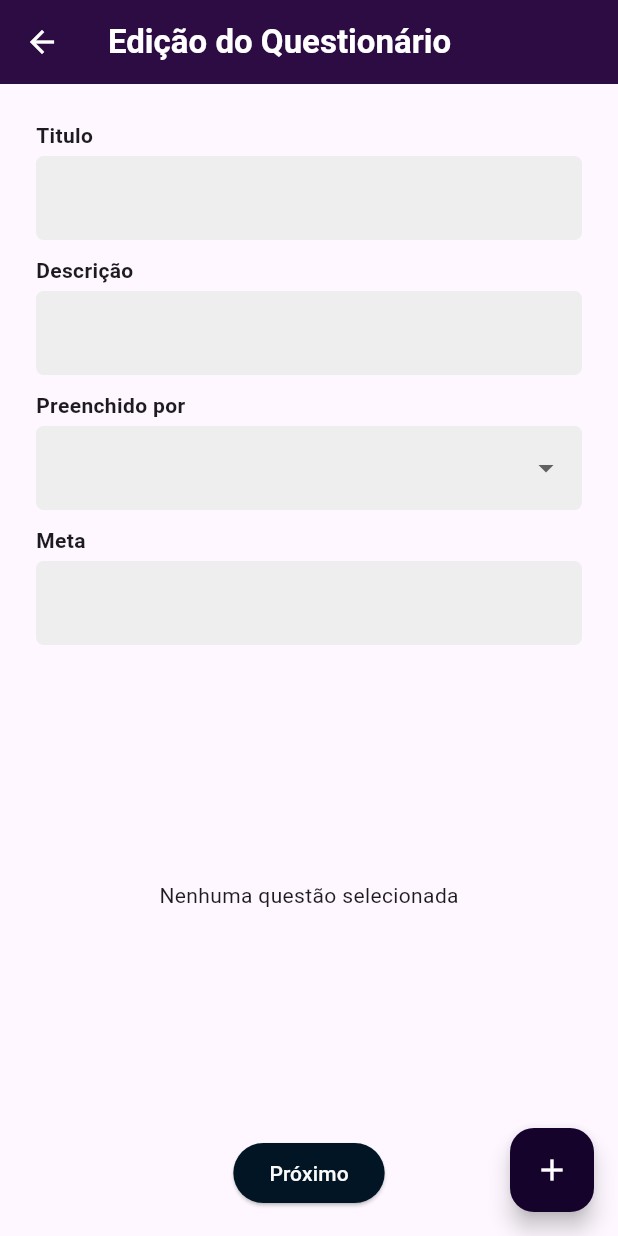
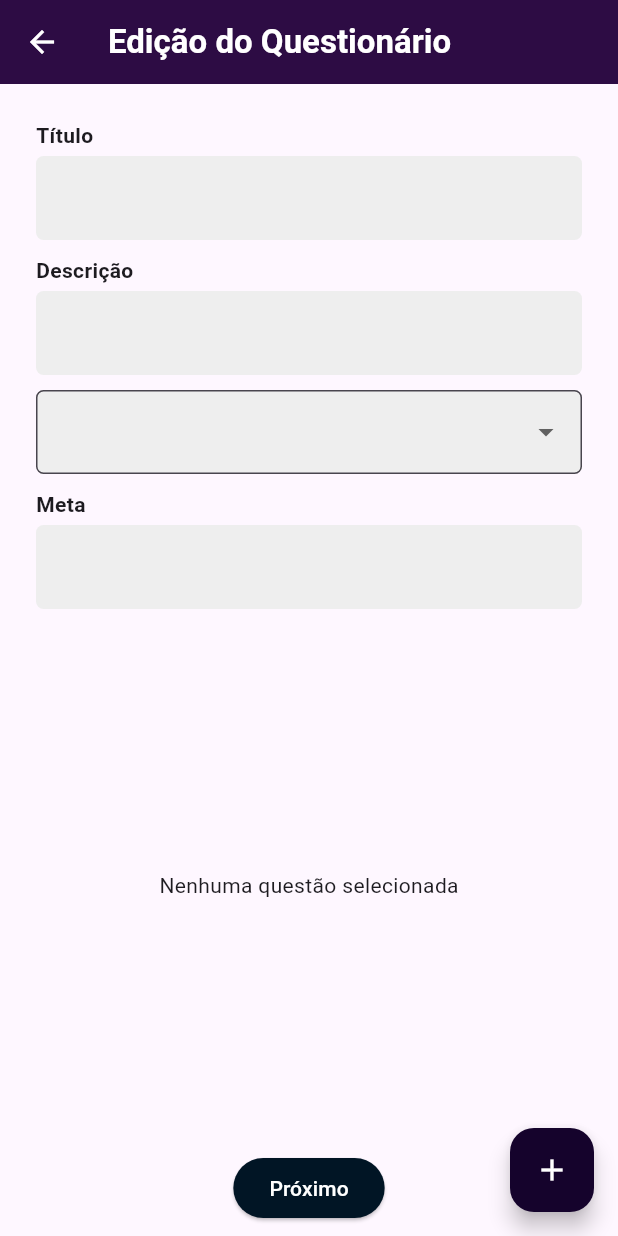
Before and after one commit to RayDaBahia/Engenharia-de-Software, a Flutter app: the EdicaoQuestionario screen opened by its route, on a phone screen of 412 x 824 dp. Run offline on Flutter 3.47's test engine with Material 3 defaults, Android fonts, the phone set to English and light mode, and no system bars; our stand-ins replace cloud_firestore, firebase_auth, firebase_core, google_sign_in, hive, hive_flutter and 1 more; accounts and stored records are empty.

Commit message:
Alguns progressos na tela de formulário

```diff
--- a/uesb_forms/lib/Modelo/Questionario.dart
+++ b/uesb_forms/lib/Modelo/Questionario.dart
@@ -15,9 +15,9 @@ class Questionario {
   @HiveField(5)
   bool _ativo;
   @HiveField(6)
-  DateTime? _prazo;
+  DateTime? _prazo; // O campo prazo agora é opcional (nullable)
   @HiveField(7)
-  DateTime? _dataPublicacao;
+  DateTime? _dataPublicacao; // O campo dataPublicacao agora é opcional (nullable)
   @HiveField(8)
   List<String> _entrevistadores;
   @HiveField(9)
@@ -34,6 +34,8 @@ class Questionario {
   int _meta;
   @HiveField(15)
   String? _liderNome; // Novo campo para o nome do líder
+  @HiveField(16)
+  DateTime _dataCriacao; // Novo campo para a data de criação
 
   // Tornando todos os parâmetros opcionais com valores padrão
   Questionario({
@@ -44,8 +46,8 @@ class Questionario {
     bool publicado = false,
     bool visivel = false,
     bool ativo = false,
-    DateTime? prazo,
-    DateTime? dataPublicacao,
+    DateTime? prazo, // Agora o prazo é opcional
+    DateTime? dataPublicacao, // Agora o dataPublicacao é opcional
     List<String> entrevistadores = const [],
     String? link,
     bool aplicado = false,
@@ -53,6 +55,7 @@ class Questionario {
     String? senha,
     int meta = 0,
     String? liderNome, // Novo campo no construtor
+    DateTime? dataCriacao, // Novo campo no construtor
   })  : _id = id,
         _nome = nome,
         _tipoAplicacao = tipoAplicacao,
@@ -68,7 +71,8 @@ class Questionario {
         _liderId = liderId,
         _senha = senha,
         _meta = meta,
-        _liderNome = liderNome;
+        _liderNome = liderNome,
+        _dataCriacao = dataCriacao ?? DateTime.now(); // Define dataCriacao como agora se não for fornecida
 
   // Método para copiar o objeto com novos valores
   Questionario copyWith({
@@ -88,6 +92,7 @@ class Questionario {
     String? senha,
     int? meta,
     String? liderNome,
+    DateTime? dataCriacao,
   }) {
     return Questionario(
       id: id ?? _id,
@@ -106,11 +111,11 @@ class Questionario {
       senha: senha ?? _senha,
       meta: meta ?? _meta,
       liderNome: liderNome ?? _liderNome,
+      dataCriacao: dataCriacao ?? _dataCriacao,
     );
   }
 
   // Métodos Getters e Setters
-
   String get id => _id;
   String get nome => _nome;
   String get descricao => _descricao;
@@ -126,7 +131,8 @@ class Questionario {
   String? get senha => _senha;
   String get tipoAplicacao => _tipoAplicacao;
   int get meta => _meta;
-  String? get liderNome => _liderNome; // Novo getter
+  String? get liderNome => _liderNome;
+  DateTime get dataCriacao => _dataCriacao; // Getter para dataCriacao
 
   set id(String value) => _id = value;
   set nome(String value) => _nome = value;
@@ -143,7 +149,8 @@ class Questionario {
   set senha(String? value) => _senha = value;
   set tipoAplicacao(String value) => _tipoAplicacao = value;
   set meta(int value) => _meta = value;
-  set liderNome(String? value) => _liderNome = value; // Novo setter
+  set liderNome(String? value) => _liderNome = value;
+  set dataCriacao(DateTime value) => _dataCriacao = value; // Setter para dataCriacao
 
   // Método para converter para Map
   Map<String, dynamic> toMap() {
@@ -163,7 +170,8 @@ class Questionario {
       'senha': _senha,
       'tipoAplicacao': _tipoAplicacao,
       'meta': _meta,
-      'liderNome': _liderNome, // Adicionando o novo campo ao Map
+      'liderNome': _liderNome,
+      'dataCriacao': _dataCriacao.toIso8601String(), // Adicionando a data de criação ao Map
     };
   }
 
@@ -187,7 +195,10 @@ class Questionario {
       liderId: map['liderId'],
       senha: map['senha'] ?? '',
       meta: map['meta'] ?? 0,
-      liderNome: map['liderNome'], // Pegando o nome do líder do Map
+      liderNome: map['liderNome'],
+      dataCriacao: map['dataCriacao'] != null
+          ? DateTime.parse(map['dataCriacao'])
+          : DateTime.now(), // Definir data de criação como agora se não existir
     );
   }
 }
--- a/uesb_forms/lib/Telas/Formulario/EdicaoQuestionario.dart
+++ b/uesb_forms/lib/Telas/Formulario/EdicaoQuestionario.dart
@@ -1,30 +1,27 @@
 import 'package:flutter/material.dart';
 import 'package:provider/provider.dart';
+import 'package:flutter/services.dart';
 import 'package:uesb_forms/Componentes/Formulario/QuestaoWidgetForm.dart';
 import 'package:uesb_forms/Controle_Modelo/questionario_list.dart';
 import 'package:uesb_forms/Modelo/Banco.dart';
 import 'package:uesb_forms/Modelo/questao.dart';
 import 'package:uesb_forms/Utils/rotas.dart';
-import 'package:flutter/services.dart';
 
 class EdicaoQuestionario extends StatefulWidget {
-
   final Banco? banco;
 
-  const EdicaoQuestionario({super.key,  this.banco});
+  const EdicaoQuestionario({super.key, this.banco});
 
   @override
   _EdicaoQuestionarioState createState() => _EdicaoQuestionarioState();
 }
 
 class _EdicaoQuestionarioState extends State<EdicaoQuestionario> {
-  late List<Questao> _questoesSelecionadas=[];
+  late List<Questao> _questoesSelecionadas = [];
   final TextEditingController _nomeController = TextEditingController();
   final TextEditingController _descricaoController = TextEditingController();
   final TextEditingController _metaController = TextEditingController();
   String? _preenchidoPor;
-
-
 
   @override
   void dispose() {
@@ -35,7 +32,6 @@ class _EdicaoQuestionarioState extends State<EdicaoQuestionario> {
   }
 
   void _adicionarMaisQuestoes(BuildContext context) {
-
     Navigator.of(context).pushNamed(
       Rotas.MEUS_BANCOS,
       arguments: {'isFormulario': true},
@@ -44,7 +40,7 @@ class _EdicaoQuestionarioState extends State<EdicaoQuestionario> {
 
   @override
   Widget build(BuildContext context) {
-    _questoesSelecionadas= Provider.of<QuestionarioList>(context, listen: true).listaQuestoes;
+    _questoesSelecionadas = Provider.of<QuestionarioList>(context, listen: true).listaQuestoes;
 
     return Scaffold(
       appBar: AppBar(
@@ -57,15 +53,11 @@ class _EdicaoQuestionarioState extends State<EdicaoQuestionario> {
         ),
         title: const Text(
           'Edição do Questionário',
-          style: TextStyle(
-            fontWeight: FontWeight.bold,
-            color: Colors.white,
+          style: TextStyle(fontWeight: FontWeight.bold, color: Colors.white),
         ),
+        backgroundColor: const Color.fromARGB(255, 45, 12, 68),
       ),
-        backgroundColor:const Color.fromARGB(255, 45, 12, 68),
-      ),
-      body:
-      Padding(
+      body: Padding(
         padding: const EdgeInsets.all(8.0),
         child: Column(
           children: [
@@ -74,31 +66,16 @@ class _EdicaoQuestionarioState extends State<EdicaoQuestionario> {
               child: Column(
                 crossAxisAlignment: CrossAxisAlignment.start,
                 children: [
-            CampoTexto(
-              controller: _nomeController,
-              label: "Titulo",
-              maxLength: 60, // Limite de 60 caracteres
-            ),
+                  CampoTexto(controller: _nomeController, label: "Título", maxLength: 60),
                   const SizedBox(height: 10),
-            CampoTexto(
-              controller: _descricaoController,
-              label: "Descrição",
-              maxLength: 160, // Limite de 160 caracteres
-            ),
+                  CampoTexto(controller: _descricaoController, label: "Descrição", maxLength: 160),
                   const SizedBox(height: 10),
                   CampoDropdown(
                     label: "Preenchido por",
-              onChanged: (value) {
-                setState(() {
-                  _preenchidoPor = value;
-                });
-              },
+                    onChanged: (value) => setState(() => _preenchidoPor = value),
                   ),
                   const SizedBox(height: 10),
-            CampoNumero(
-              controller: _metaController,
-              label: "Meta",
-            ),
+                  CampoNumero(controller: _metaController, label: "Meta"),
                 ],
               ),
             ),
@@ -110,9 +87,7 @@ class _EdicaoQuestionarioState extends State<EdicaoQuestionario> {
                       itemBuilder: (context, index) {
                         final questao = _questoesSelecionadas[index];
                         return ListTile(
-                          title: QuestaoWidgetForm(
-                            questao: questao,
-                          ),
+                          title: QuestaoWidgetForm(questao: questao),
                           subtitle: CheckboxListTile(
                             title: const Text("Questão obrigatória"),
                             value: questao.obrigatoria,
@@ -139,45 +114,42 @@ class _EdicaoQuestionarioState extends State<EdicaoQuestionario> {
             Row(
               mainAxisAlignment: MainAxisAlignment.spaceAround,
               children: [
-
                 ElevatedButton(
                   onPressed: () {
-
-                if (_preenchidoPor == null ) {
+                    if (_preenchidoPor == null || _preenchidoPor!.isEmpty) {
                       ScaffoldMessenger.of(context).showSnackBar(
-                   const SnackBar(content: Text('É necessário informar quem irá preencher o quetionário')),
+                        const SnackBar(content: Text('É necessário informar quem irá preencher o questionário')),
+                      );
+                      return;
+                    }
+                    if (_nomeController.text.isEmpty) {
+                      ScaffoldMessenger.of(context).showSnackBar(
+                        const SnackBar(content : Text('é necessário definir um título para o questionario')),
                       );
                       return;
                     }
 
-
-                   Provider.of<QuestionarioList>(context, listen: false).setDadosTemporarios(listaDeQuestoes: _questoesSelecionadas, nome: _nomeController.text, descricao: _descricaoController.text, meta: _metaController.text, preenchido: _preenchidoPor);
+                    Provider.of<QuestionarioList>(context, listen: false).setDadosTemporarios(
+                      listaDeQuestoes: _questoesSelecionadas,
+                      nome: _nomeController.text.isEmpty ? 'Sem título' : _nomeController.text,
+                      descricao: _descricaoController.text.isEmpty ? 'Sem descrição' : _descricaoController.text,
+                      meta: _metaController.text.isEmpty ? '0' : _metaController.text,
+                      preenchido: _preenchidoPor,
+                    );
                     Navigator.pushNamed(context, Rotas.CONFIGURAR_ACESSO_FORMS);
                   },
                   style: ElevatedButton.styleFrom(
                     backgroundColor: const Color.fromARGB(255, 1, 21, 37),
                   ),
-                  child: const Text(
-                    'Próximo',
-                    style: TextStyle(color: Color.fromRGBO(250, 250, 250, 1)),
-                  ),
+                  child: const Text('Próximo', style: TextStyle(color: Colors.white)),
                 ),
               ],
             ),
-            const SizedBox(height: 10),
           ],
         ),
       ),
       floatingActionButton: FloatingActionButton(
-        onPressed: () {
-           _adicionarMaisQuestoes(context);
-
-
-          Navigator.of(context).pushNamed(
-            Rotas.MEUS_BANCOS,
-            arguments: {'isFormulario': true},
-          );
-        },
+        onPressed: () => _adicionarMaisQuestoes(context),
         backgroundColor: const Color.fromARGB(255, 21, 3, 44),
         child: const Icon(Icons.add, color: Colors.white),
       ),
@@ -185,14 +157,12 @@ class _EdicaoQuestionarioState extends State<EdicaoQuestionario> {
   }
 }
 
-
-
 class CampoTexto extends StatelessWidget {
   final String label;
-  final TextEditingController? controller;
+  final TextEditingController controller;
   final int? maxLength;
 
-  const CampoTexto({super.key, required this.label, this.controller, this.maxLength});
+  const CampoTexto({super.key, required this.label, required this.controller, this.maxLength});
 
   @override
   Widget build(BuildContext context) {
@@ -203,15 +173,12 @@ class CampoTexto extends StatelessWidget {
         const SizedBox(height: 4),
         TextField(
           controller: controller,
-          maxLength: maxLength, // Aplica a limitação de caracteres
+          maxLength: maxLength,
           decoration: InputDecoration(
             filled: true,
             fillColor: Colors.grey.shade200,
-            border: OutlineInputBorder(
-              borderRadius: BorderRadius.circular(5),
-              borderSide: BorderSide.none,
-            ),
-            counterText: "", // Remove a exibição do contador padrão
+            border: OutlineInputBorder(borderRadius: BorderRadius.circular(5), borderSide: BorderSide.none),
+            counterText: "",
           ),
         ),
       ],
@@ -221,9 +188,9 @@ class CampoTexto extends StatelessWidget {
 
 class CampoNumero extends StatelessWidget {
   final String label;
-  final TextEditingController? controller;
+  final TextEditingController controller;
 
-  const CampoNumero({super.key, required this.label, this.controller});
+  const CampoNumero({super.key, required this.label, required this.controller});
 
   @override
   Widget build(BuildContext context) {
@@ -235,14 +202,11 @@ class CampoNumero extends StatelessWidget {
         TextField(
           controller: controller,
           keyboardType: TextInputType.number,
-          inputFormatters: [FilteringTextInputFormatter.digitsOnly], // Permite apenas números
+          inputFormatters: [FilteringTextInputFormatter.digitsOnly],
           decoration: InputDecoration(
             filled: true,
             fillColor: Colors.grey.shade200,
-            border: OutlineInputBorder(
-              borderRadius: BorderRadius.circular(5),
-              borderSide: BorderSide.none,
-            ),
+            border: OutlineInputBorder(borderRadius: BorderRadius.circular(5), borderSide: BorderSide.none),
           ),
         ),
       ],
@@ -252,34 +216,16 @@ class CampoNumero extends StatelessWidget {
 
 class CampoDropdown extends StatelessWidget {
   final String label;
-  final ValueChanged<String?>? onChanged;
+  final ValueChanged<String?> onChanged;
 
-  const CampoDropdown({super.key, required this.label, this.onChanged});
+  const CampoDropdown({super.key, required this.label, required this.onChanged});
 
   @override
   Widget build(BuildContext context) {
-    return Column(
-      crossAxisAlignment: CrossAxisAlignment.start,
-      children: [
-        Text(label, style: const TextStyle(fontWeight: FontWeight.bold)),
-        const SizedBox(height: 4),
-        DropdownButtonFormField<String>(
-          decoration: InputDecoration(
-            filled: true,
-            fillColor: Colors.grey.shade200,
-            border: OutlineInputBorder(
-              borderRadius: BorderRadius.circular(5),
-              borderSide: BorderSide.none,
-            ),
-          ),
-          items: ['Entrevistador', 'Entrevistado', 'Ambos']
-              .map(
-                (opcao) => DropdownMenuItem(value: opcao, child: Text(opcao)),
-              )
-              .toList(),
+    return DropdownButtonFormField<String>(
+      decoration: InputDecoration(filled: true, fillColor: Colors.grey.shade200, border: OutlineInputBorder(borderRadius: BorderRadius.circular(5))),
+      items: ['Entrevistador', 'Entrevistado', 'Ambos'].map((opcao) => DropdownMenuItem(value: opcao, child: Text(opcao))).toList(),
       onChanged: onChanged,
-        ),
-      ],
     );
   }
 }
```
Also changed, not shown: uesb_forms/lib/Controle_Modelo/questionario_list.dart (+41 -8 lines), uesb_forms/lib/Telas/Formulario/ConfigurarAcesso.dart (+9 -7 lines), uesb_forms/lib/main.dart (+4 -3 lines), uesb_forms/lib/Modelo/Qustionario.g.dart. Lines whose indentation alone changed are shown as unchanged.
